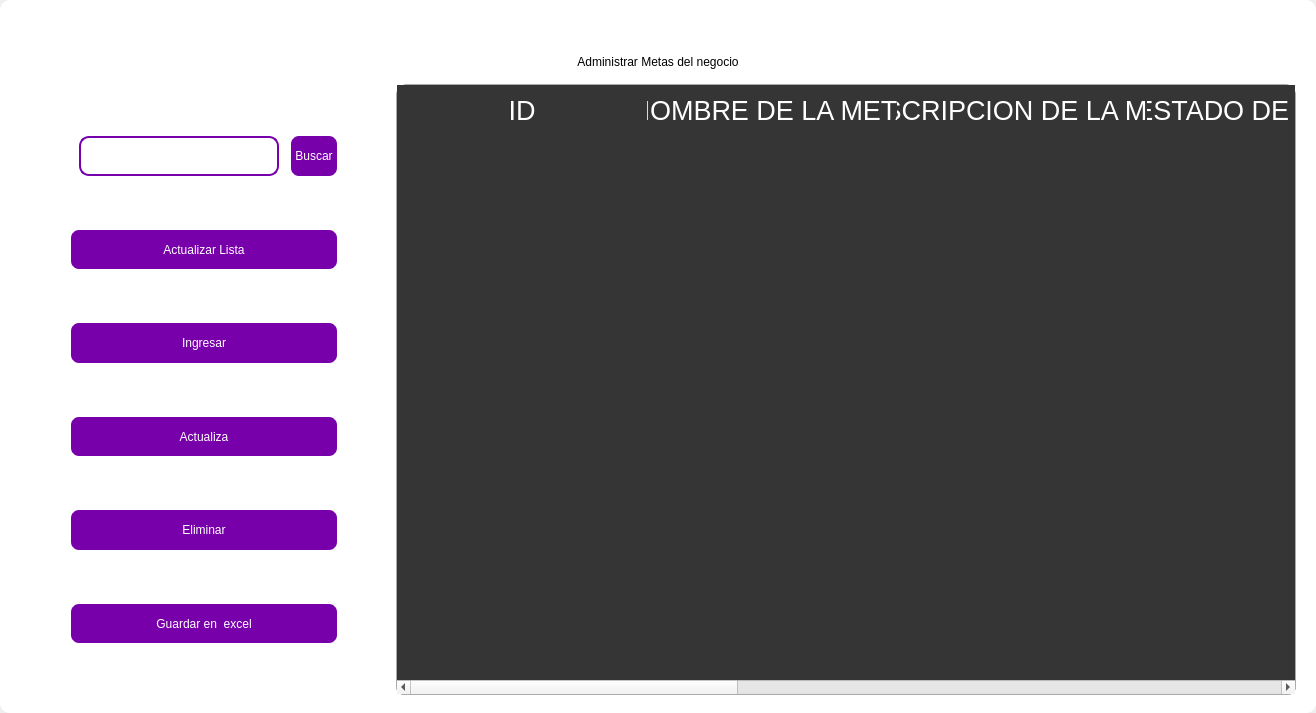
This is design/standar/maingoal1.ui in codemiguel-dev/ERP-EmprendeSoft-Desktop as Qt 5 draws it before an edit. The edited form follows.
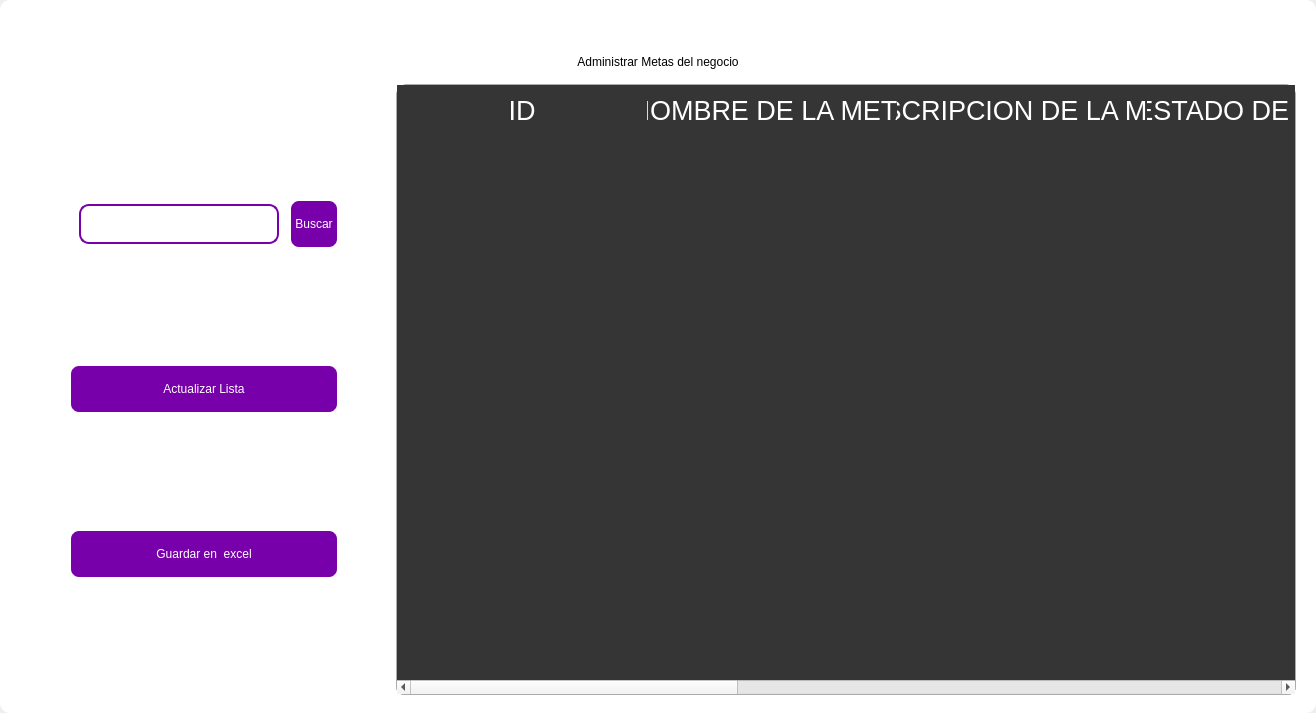
This is the edited form. Icons and pictures are not drawn.

The edit to the form file:
```diff
--- a/design/standar/maingoal1.ui
+++ b/design/standar/maingoal1.ui
@@ -550,141 +550,6 @@
               </property>
              </widget>
             </item>
-            <item>
-             <widget class="QPushButton" name="btn_add">
-              <property name="minimumSize">
-               <size>
-                <width>0</width>
-                <height>40</height>
-               </size>
-              </property>
-              <property name="maximumSize">
-               <size>
-                <width>300</width>
-                <height>50</height>
-               </size>
-              </property>
-              <property name="cursor">
-               <cursorShape>PointingHandCursor</cursorShape>
-              </property>
-              <property name="styleSheet">
-               <string notr="true">QPushButton{
-border-radius:10px; 
-font: 12pt &quot;Arial&quot;;
-color: rgb(255, 255, 254);
-border: 2px solid #ffffff;
-	background-color: rgb(120, 0, 171);
-}
-
-QPushButton:hover{
-border-radius:10px; 
-font: 12pt &quot;Arial&quot;;
-color: rgb(255, 255, 255);
-border: 2px solid rgb(120, 0, 171);
-	background-color: rgb(120, 0, 171);
-}</string>
-              </property>
-              <property name="text">
-               <string>Ingresar</string>
-              </property>
-              <property name="iconSize">
-               <size>
-                <width>35</width>
-                <height>35</height>
-               </size>
-              </property>
-             </widget>
-            </item>
-            <item>
-             <widget class="QPushButton" name="btn_update">
-              <property name="minimumSize">
-               <size>
-                <width>0</width>
-                <height>40</height>
-               </size>
-              </property>
-              <property name="maximumSize">
-               <size>
-                <width>300</width>
-                <height>50</height>
-               </size>
-              </property>
-              <property name="cursor">
-               <cursorShape>PointingHandCursor</cursorShape>
-              </property>
-              <property name="styleSheet">
-               <string notr="true">QPushButton{
-border-radius:10px; 
-font: 12pt &quot;Arial&quot;;
-color: rgb(255, 255, 254);
-border: 2px solid #ffffff;
-	background-color: rgb(120, 0, 171);
-}
-
-QPushButton:hover{
-border-radius:10px; 
-font: 12pt &quot;Arial&quot;;
-color: rgb(255, 255, 255);
-border: 2px solid rgb(120, 0, 171);
-	background-color: rgb(120, 0, 171);
-}</string>
-              </property>
-              <property name="text">
-               <string>Actualiza</string>
-              </property>
-              <property name="iconSize">
-               <size>
-                <width>35</width>
-                <height>35</height>
-               </size>
-              </property>
-             </widget>
-            </item>
-            <item>
-             <widget class="QPushButton" name="btn_delete">
-              <property name="minimumSize">
-               <size>
-                <width>0</width>
-                <height>40</height>
-               </size>
-              </property>
-              <property name="maximumSize">
-               <size>
-                <width>300</width>
-                <height>50</height>
-               </size>
-              </property>
-              <property name="cursor">
-               <cursorShape>PointingHandCursor</cursorShape>
-              </property>
-              <property name="styleSheet">
-               <string notr="true">QPushButton{
-border-radius:10px; 
-font: 12pt &quot;Arial&quot;;
-color: rgb(255, 255, 254);
-border: 2px solid #ffffff;
-	background-color: rgb(120, 0, 171);
-}
-
-QPushButton:hover{
-border-radius:10px; 
-font: 12pt &quot;Arial&quot;;
-color: rgb(255, 255, 255);
-border: 2px solid rgb(120, 0, 171);
-	background-color: rgb(120, 0, 171);
-}</string>
-              </property>
-              <property name="text">
-               <string>Eliminar</string>
-              </property>
-              <property name="iconSize">
-               <size>
-                <width>35</width>
-                <height>35</height>
-               </size>
-              </property>
-             </widget>
-            </item>
             <item>
              <widget class="QPushButton" name="btn_excel">
               <property name="minimumSize">
```
